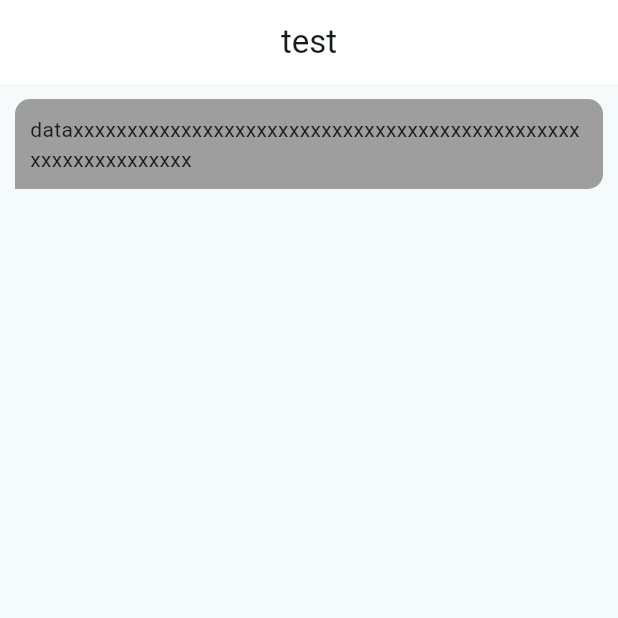
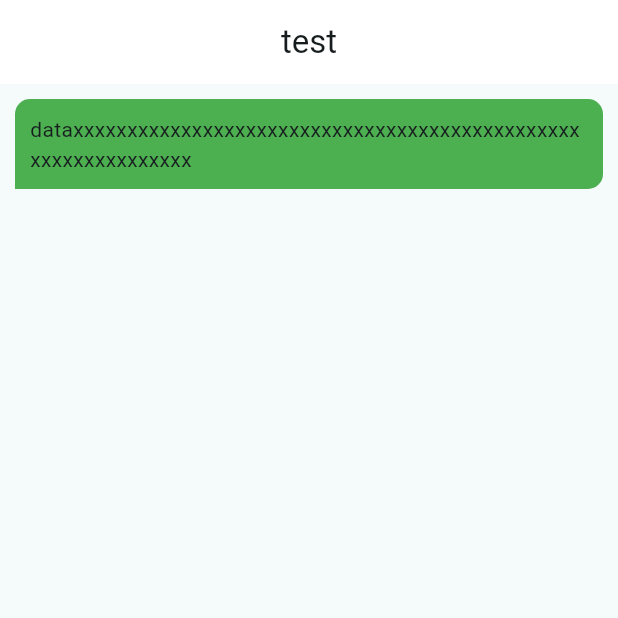
Before and after one commit to ParadiseWitch/maid_gpt, a Flutter app: the screen it shows after launch, on a phone screen of 412 x 824 dp, the top half of it. Run offline on Flutter 3.47's test engine with Material 2 defaults, Android fonts, the phone set to English and light mode, and no system bars.

Commit message:
feat: update the bubble comp

```diff
--- a/lib/comp/bubble.dart
+++ b/lib/comp/bubble.dart
@@ -14,6 +14,7 @@ class BubbleState extends State<Bubble> {
     double margin = 10;
     double padding = 10;
     double radius = 10;
+    Color bgColor = Colors.green;
 
     return Container(
       margin: EdgeInsets.all(margin),
@@ -24,7 +25,7 @@ class BubbleState extends State<Bubble> {
                   topLeft: Radius.circular(radius),
                   topRight: Radius.circular(radius)),
               child: Container(
-                color: Colors.grey,
+                color: bgColor,
                 child: Container(
                   padding: EdgeInsets.all(padding),
                   child: Wrap(children: [child]),
@@ -37,7 +38,7 @@ class BubbleState extends State<Bubble> {
                   topLeft: Radius.circular(radius),
                   topRight: Radius.circular(radius)),
               child: Container(
-                color: Colors.grey,
+                color: bgColor,
                 child: Container(
                   margin: EdgeInsets.all(padding),
                   child: Wrap(children: [child]),
```
